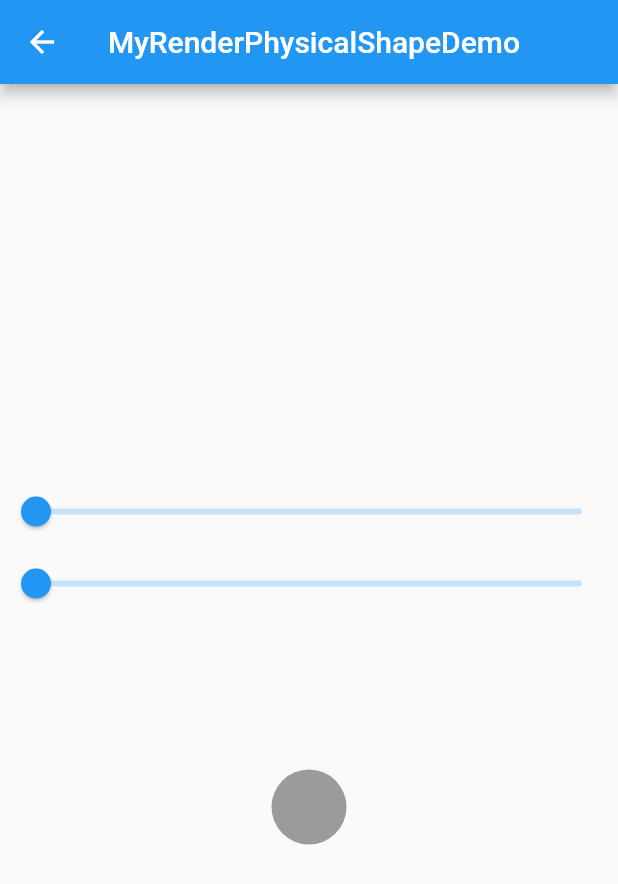
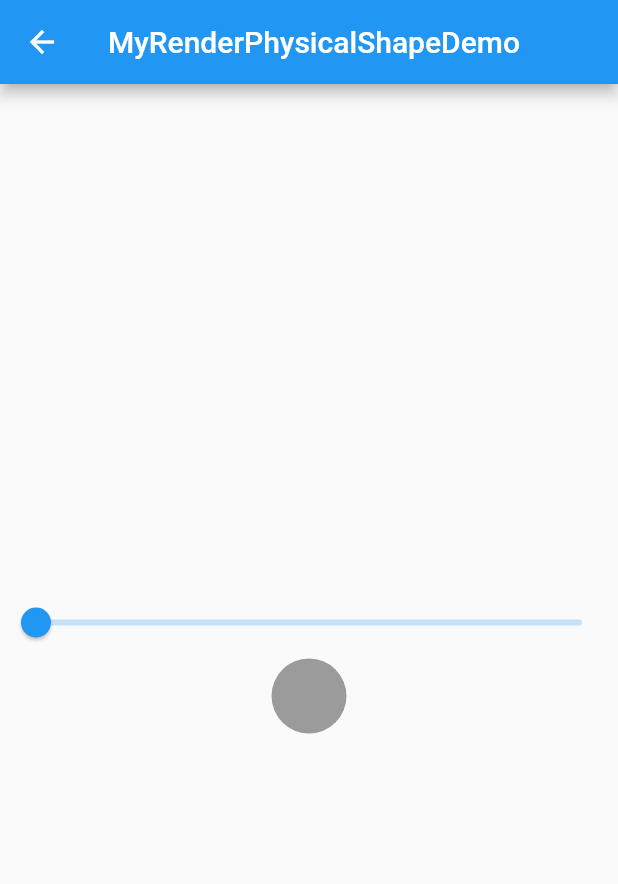
Before and after one commit to shuhuaxie/flutter_widget_test, a Flutter app: the MyRenderPhysicalShapeDemo screen opened directly, on a phone screen of 412 x 824 dp. Shown: the top 884 px of the screen. Run offline on Flutter 3.47's test engine with Material 2 defaults, Android fonts, the phone set to English and light mode, and no system bars.

Commit message:
增加测试代码

```diff
--- a/lib/WidgetsDemo.dart
+++ b/lib/WidgetsDemo.dart
@@ -790,8 +790,7 @@ class MyRenderPhysicalShapeDemo extends StatefulWidget {
 }
 
 class MyRenderPhysicalShapeState extends State<MyRenderPhysicalShapeDemo> {
-  double _insets = 0.0;
-  double _opacity = 0.0;
+  double _elevation = 0.0;
 
   @override
   Widget build(BuildContext context) {
@@ -801,24 +800,11 @@ class MyRenderPhysicalShapeState extends State<MyRenderPhysicalShapeDemo> {
             mainAxisAlignment: MainAxisAlignment.center,
             children: <Widget>[
               Slider(
-                value: _insets,
-                onChanged: (value) => setState(() => _insets = value),
-              ),
-              Slider(
-                value: _opacity,
-                onChanged: (value) => setState(() => _opacity = value),
-              ),
-              Opacity(
-                // 只有一个不透明度的参数，动态设置即可实现动画
-                opacity: _opacity,
-                child: Container(
-                  width: 100.0,
-                  height: 100.0,
-                  color: Colors.red,
-                ),
+                value: _elevation,
+                onChanged: (value) => setState(() => _elevation = value),
               ),
               MyPhysicalShape(
-                insets: _insets,
+                elevation: _elevation,
                 child: Container(
                   width: 50,
                   height: 50,
@@ -829,28 +815,28 @@ class MyRenderPhysicalShapeState extends State<MyRenderPhysicalShapeDemo> {
 }
 
 class MyPhysicalShape extends SingleChildRenderObjectWidget {
-  final _insets;
+  final _elevation;
 
-  MyPhysicalShape({double insets, Widget child})
-      : this._insets = insets,
+  MyPhysicalShape({double elevation, Widget child})
+      : this._elevation = elevation,
         super(child: child);
-
   @override
   RenderPhysicalShape createRenderObject(BuildContext context) {
-    print('xie _insets:' + _insets.toString());
     return RenderPhysicalShape(
       clipBehavior: Clip.none,
-      // 0x61000000
       color: Color(0x61000000),
       clipper: ShapeBorderClipper(
         shape: CircleBorder(),
         textDirection: Directionality.of(context),
       ),
-//        shape: BoxShape.circle,
-      // 0xff000000
       shadowColor: Colors.black,
-      // 2 ~ 0
-      elevation: _insets * 2,
+      elevation: _elevation,
     );
   }
+
+  @override
+  void updateRenderObject(BuildContext context, RenderPhysicalShape renderObject) {
+    renderObject
+      ..elevation = _elevation;
+  }
 }
```
